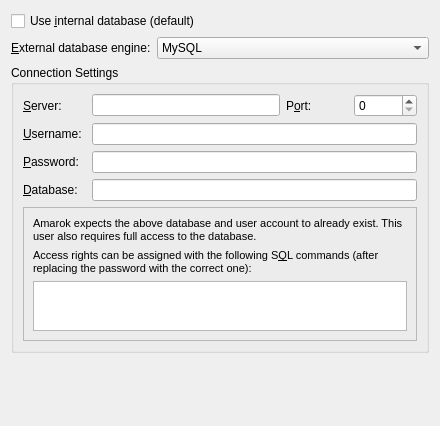
This is src/configdialog/dialogs/DatabaseConfig.ui in KDE/amarok as Qt 5 draws it before an edit. The edited form follows.
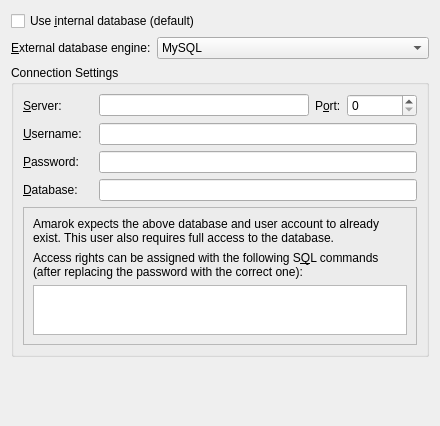
This is the edited form.

Commit message: Increase font sizes, automatically update query when typing, other small fixes

```diff
--- a/src/configdialog/dialogs/DatabaseConfig.ui
+++ b/src/configdialog/dialogs/DatabaseConfig.ui
@@ -80,6 +80,12 @@
         </item>
         <item row="0" column="4">
          <widget class="QLabel" name="label_Port">
+          <property name="sizePolicy">
+           <sizepolicy hsizetype="Maximum" vsizetype="Preferred">
+            <horstretch>0</horstretch>
+            <verstretch>0</verstretch>
+           </sizepolicy>
+          </property>
           <property name="text">
            <string>P&amp;ort:</string>
           </property>
@@ -89,6 +95,9 @@
           <property name="alignment">
            <set>Qt::AlignLeading|Qt::AlignLeft|Qt::AlignVCenter</set>
           </property>
+          <property name="margin">
+           <number>2</number>
+          </property>
           <property name="buddy">
            <cstring>kcfg_Port</cstring>
           </property>
@@ -191,7 +200,7 @@
           <widget class="QLabel" name="label_Info">
            <property name="font">
             <font>
-             <pointsize>8</pointsize>
+             <pointsize>9</pointsize>
             </font>
            </property>
            <property name="text">
@@ -209,7 +218,7 @@
           <widget class="QLabel" name="label_SQL">
            <property name="font">
             <font>
-             <pointsize>8</pointsize>
+             <pointsize>9</pointsize>
             </font>
            </property>
            <property name="text">
@@ -239,7 +248,7 @@
            </property>
            <property name="font">
             <font>
-             <pointsize>6</pointsize>
+             <pointsize>9</pointsize>
             </font>
            </property>
            <property name="cursor" stdset="0">
```
Left out of the diff: 5 changed lines with no effect on the pictures.
